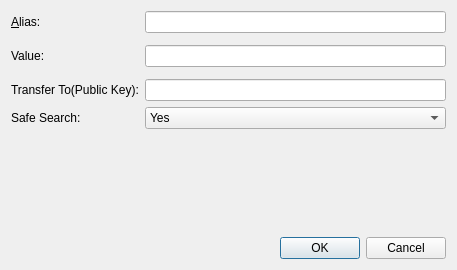
First picture: the form in src/qt/forms/editaliasdialog.ui, repository willyko/syscoin2, before the edit.
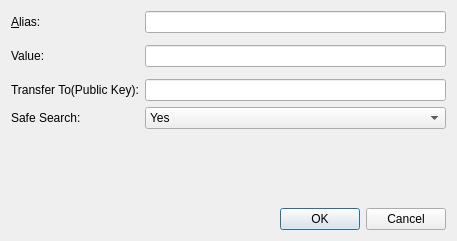
Second picture: the form after the edit. Custom widgets are drawn as their Qt base class.

What changed in the file:
```diff
--- a/src/qt/forms/editaliasdialog.ui
+++ b/src/qt/forms/editaliasdialog.ui
@@ -7,7 +7,7 @@
     <x>0</x>
     <y>0</y>
     <width>457</width>
-    <height>270</height>
+    <height>241</height>
    </rect>
   </property>
   <property name="windowTitle">
```
